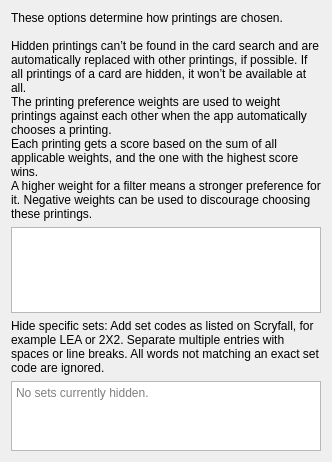
Old version of the form resources/ui/settings_window/printing_preferences_page.ui in the repository luziferius/MTGProxyPrinter.
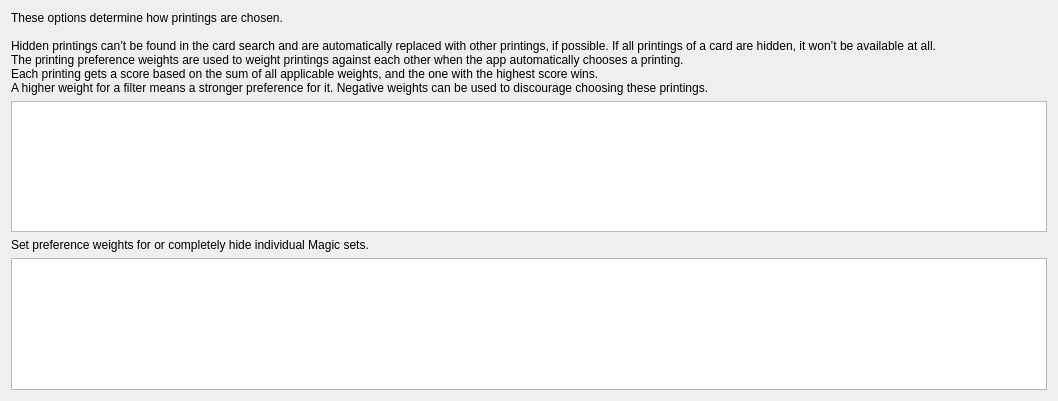
New version of the form.

Commit message:
PrintingPreferencePage: Remove UI stretch to have an equal space distribution between both views on the page
FossilOrigin-Name: eb7d89dccd9910314c58964a8fbae6c36cc6e9335c21b27334dc4317fb362d6d

The edit to the form file:
```diff
--- a/resources/ui/settings_window/printing_preferences_page.ui
+++ b/resources/ui/settings_window/printing_preferences_page.ui
@@ -6,8 +6,8 @@
    <rect>
     <x>0</x>
     <y>0</y>
-    <width>332</width>
-    <height>462</height>
+    <width>1058</width>
+    <height>401</height>
    </rect>
   </property>
   <layout class="QVBoxLayout" name="verticalLayout">
@@ -28,12 +28,6 @@
    </item>
    <item>
     <widget class="QTableView" name="printing_filter_view">
-     <property name="sizePolicy">
-      <sizepolicy hsizetype="Expanding" vsizetype="Expanding">
-       <horstretch>0</horstretch>
-       <verstretch>10</verstretch>
-      </sizepolicy>
-     </property>
      <attribute name="verticalHeaderVisible">
       <bool>false</bool>
      </attribute>
@@ -42,7 +36,7 @@
    <item>
     <widget class="QLabel" name="set_filter_label">
      <property name="text">
-      <string>Hide specific sets: Add set codes as listed on Scryfall, for example LEA or 2X2. Separate multiple entries with spaces or line breaks. All words not matching an exact set code are ignored.</string>
+      <string>Set preference weights for or completely hide individual Magic sets.</string>
      </property>
      <property name="wordWrap">
       <bool>true</bool>
@@ -50,25 +44,7 @@
     </widget>
    </item>
    <item>
-    <widget class="QPlainTextEdit" name="set_filter_settings">
-     <property name="sizePolicy">
-      <sizepolicy hsizetype="Expanding" vsizetype="Expanding">
-       <horstretch>0</horstretch>
-       <verstretch>3</verstretch>
-      </sizepolicy>
-     </property>
-     <property name="toolTip">
-      <string>Example:
-
-LEA DDU TC13 J21</string>
-     </property>
-     <property name="inputMethodHints">
-      <set>Qt::InputMethodHint::ImhLatinOnly|Qt::InputMethodHint::ImhMultiLine|Qt::InputMethodHint::ImhNoAutoUppercase|Qt::InputMethodHint::ImhNoPredictiveText</set>
-     </property>
-     <property name="placeholderText">
-      <string>No sets currently hidden.</string>
-     </property>
-    </widget>
+    <widget class="QTreeView" name="set_filter_view"/>
    </item>
   </layout>
  </widget>
```
